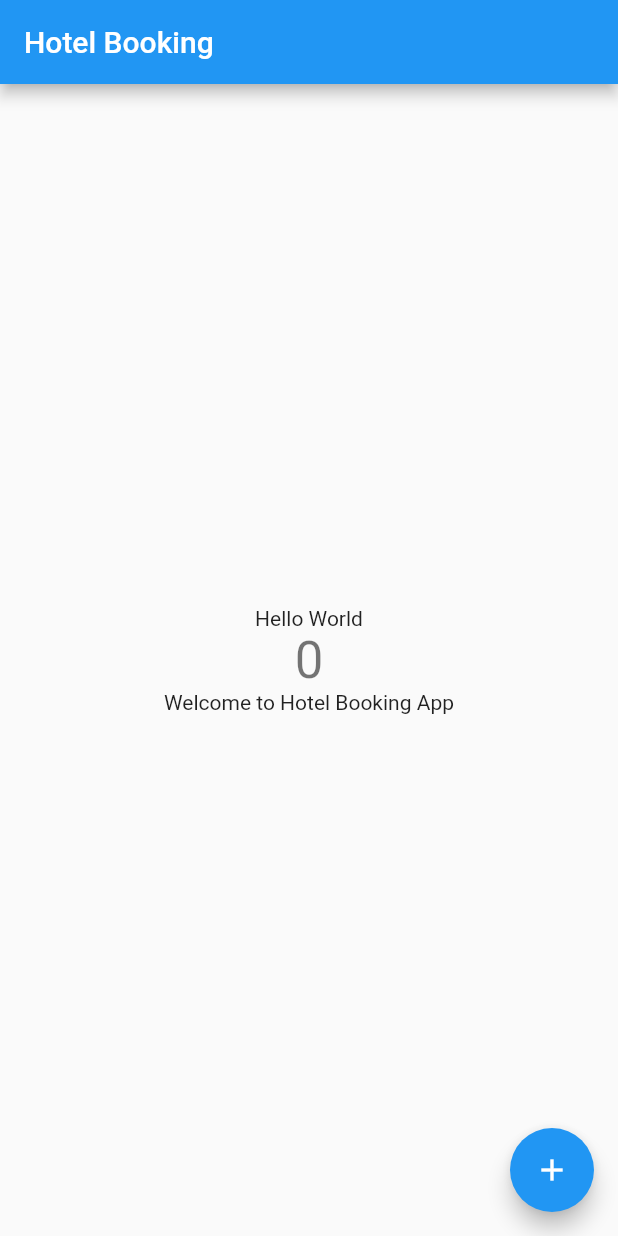
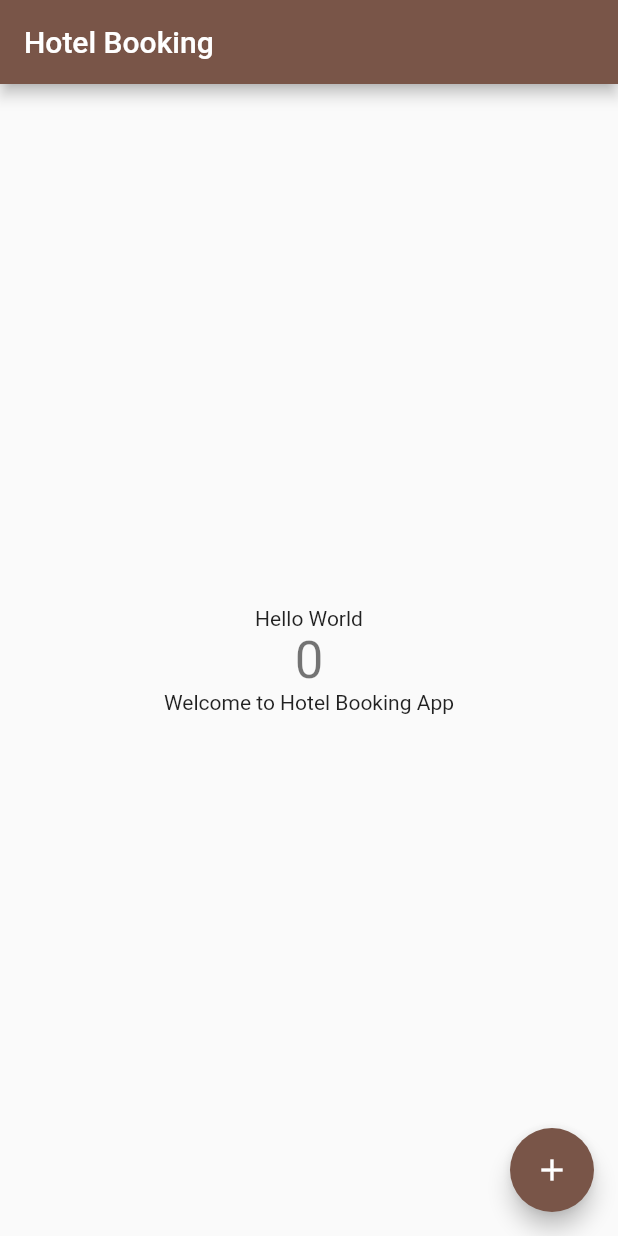
Before and after one commit to Saranya2003/HotelBooking, a Flutter app: the screen it shows after launch, on a phone screen of 412 x 824 dp. Run offline on Flutter 3.47's test engine with Material 2 defaults, Android fonts, the phone set to English and light mode, and no system bars.

Commit message:
Update main.dart

```diff
--- a/NewHotelBookingApp/lib/main.dart
+++ b/NewHotelBookingApp/lib/main.dart
@@ -22,7 +22,7 @@ class MyApp extends StatelessWidget {
         // or simply save your changes to "hot reload" in a Flutter IDE).
         // Notice that the counter didn't reset back to zero; the application
         // is not restarted.
-        primarySwatch: Colors.blue,
+        primarySwatch: Colors.brown,
       ),
       home: const MyHomePage(title: 'Hotel Booking'),
     );
```
